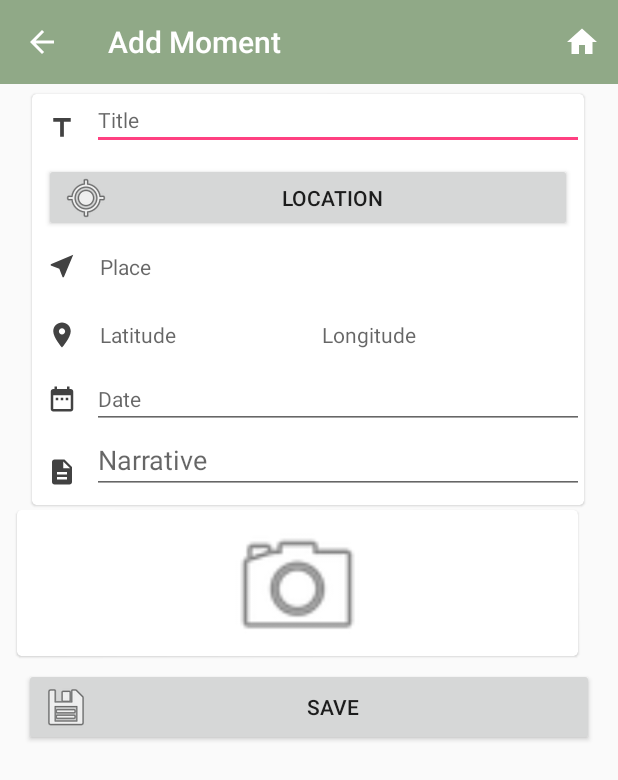
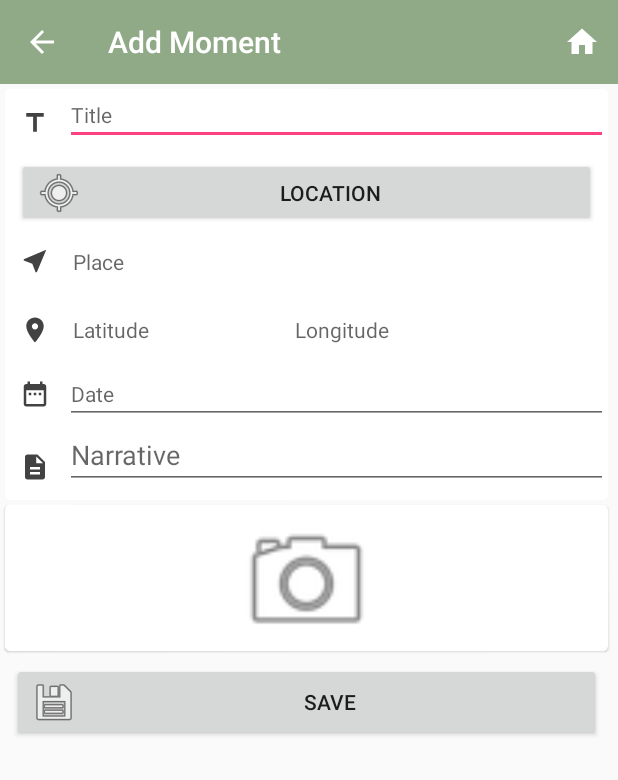
Before and after one commit to paisneto/mysocial, an Android app: the AddMommentActivity screen opened directly, with no data from a screen before it, on a phone screen of 412 x 824 dp. Shown: the top 780 px of the screen. Run offline under Robolectric (Android 15) with nearby library versions, the phone set to English and light mode, and no system bars.

Commit message:
add momment layout

```diff
--- a/Mysocial/app/src/main/res/layout/activity_add_momment.xml
+++ b/Mysocial/app/src/main/res/layout/activity_add_momment.xml
@@ -5,9 +5,6 @@
     android:layout_width="match_parent"
     android:layout_height="match_parent"
     tools:context="com.example.nunocoelho.meimysocial.moment.AddMommentActivity">
-
-
-
 
     <include
         android:id="@+id/include3"
@@ -23,17 +20,18 @@
     <ScrollView
         android:id="@+id/scrollView4"
         android:layout_width="0dp"
-        android:layout_height="wrap_content"
-        android:layout_marginEnd="8dp"
-        android:layout_marginLeft="3dp"
-        android:layout_marginRight="3dp"
-        android:layout_marginStart="8dp"
-        android:layout_marginTop="3dp"
-        app:layout_constraintHorizontal_bias="0.0"
+        android:layout_height="0dp"
+        android:layout_marginEnd="3dp"
+        android:layout_marginLeft="0dp"
+        android:layout_marginRight="0dp"
+        android:layout_marginStart="0dp"
+        android:layout_marginTop="0dp"
         app:layout_constraintLeft_toLeftOf="parent"
         app:layout_constraintRight_toRightOf="parent"
         app:layout_constraintTop_toBottomOf="@+id/include3"
-        tools:ignore="MissingConstraints,UnknownIdInLayout">
+        tools:ignore="MissingConstraints,UnknownIdInLayout"
+        app:layout_constraintBottom_toBottomOf="parent"
+        android:layout_marginBottom="0dp">
 
         <LinearLayout
             android:layout_width="match_parent"
--- a/Mysocial/app/src/main/res/layout/include_add_momment_content.xml
+++ b/Mysocial/app/src/main/res/layout/include_add_momment_content.xml
@@ -9,12 +9,12 @@
 
     <android.support.v7.widget.CardView
         android:id="@+id/cv_data"
-        android:layout_width="368dp"
+        android:layout_width="0dp"
         android:layout_height="274dp"
-        android:layout_marginEnd="8dp"
-        android:layout_marginLeft="8dp"
-        android:layout_marginRight="8dp"
-        android:layout_marginStart="8dp"
+        android:layout_marginEnd="3dp"
+        android:layout_marginLeft="0dp"
+        android:layout_marginRight="0dp"
+        android:layout_marginStart="3dp"
         android:layout_marginTop="3dp"
         android:layout_weight="0.21"
         app:cardCornerRadius="@dimen/card_corner_radius"
@@ -266,12 +266,12 @@
 
     <android.support.v7.widget.CardView
         android:id="@+id/cv_photo"
-        android:layout_width="374dp"
+        android:layout_width="0dp"
         android:layout_height="97dp"
         android:layout_marginBottom="8dp"
         android:layout_marginEnd="3dp"
-        android:layout_marginLeft="3dp"
-        android:layout_marginRight="3dp"
+        android:layout_marginLeft="0dp"
+        android:layout_marginRight="0dp"
         android:layout_marginStart="3dp"
         android:layout_marginTop="3dp"
         android:scaleType="fitXY"
```
